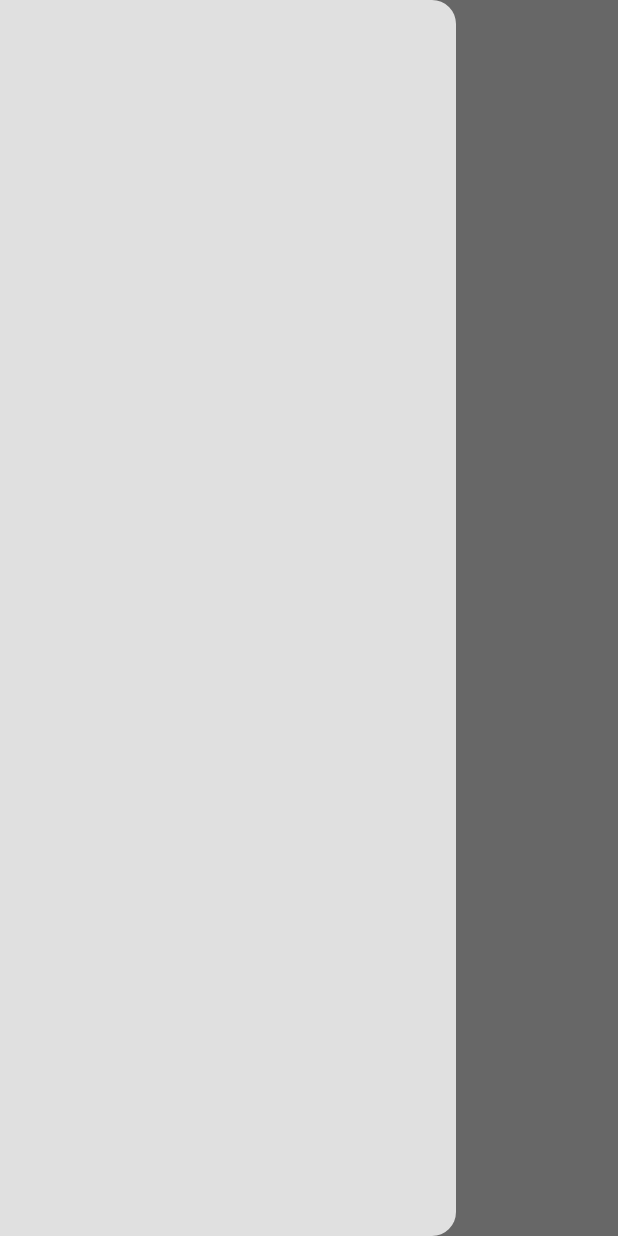
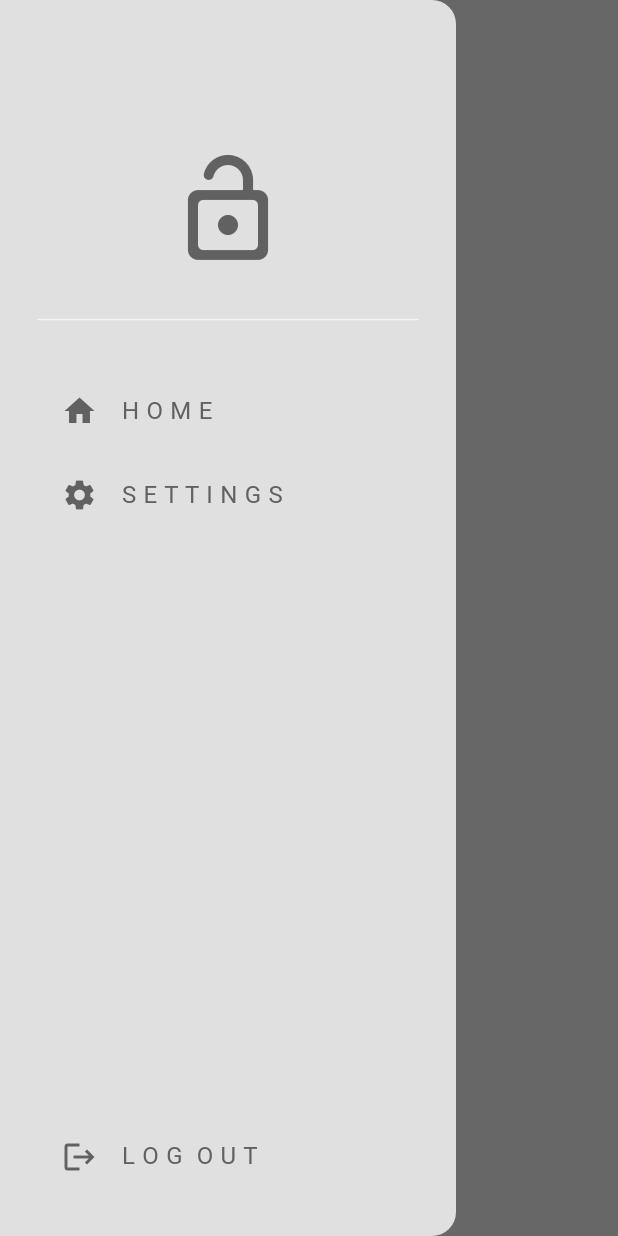
Before and after one commit to JesusKu126/delivery_app_jesus_ku_marco_velasco, a Flutter app: the HomePage screen opened directly, with the side drawer open, on a phone screen of 412 x 824 dp. Run offline on Flutter 3.47's test engine with Material 3 defaults, Android fonts, the light colour scheme and no system bars.

Commit message:
settings

```diff
--- a/lib/components/my_drawer.dart
+++ b/lib/components/my_drawer.dart
@@ -1,4 +1,5 @@
 import 'package:delivery_app_jesus_ku_marco_velasco/components/my_drawer_tile.dart';
+import 'package:delivery_app_jesus_ku_marco_velasco/components/settings_page.dart';
 import 'package:flutter/material.dart';
 
 class MyDrawer extends StatelessWidget {
@@ -32,6 +33,26 @@ class MyDrawer extends StatelessWidget {
               onTap: () {
                 Navigator.pop(context);
               }),
+
+          MyDrawerTile(
+              text: 'S E T T I N G S',
+              icon: Icons.settings,
+              onTap: () {
+                Navigator.pop(context);
+                Navigator.push(
+                    context,
+                    MaterialPageRoute(
+                        builder: (context) => const SettingsPage()));
+              }),
+
+          const Spacer(),
+
+          //logout list tile
+          MyDrawerTile(text: 'L O G  O U T', icon: Icons.logout, onTap: () {}),
+
+          const SizedBox(
+            height: 25.0,
+          )
         ],
       ),
     );
--- a/lib/pages/home_page.dart
+++ b/lib/pages/home_page.dart
@@ -1,3 +1,4 @@
+import 'package:delivery_app_jesus_ku_marco_velasco/components/my_drawer.dart';
 import 'package:flutter/material.dart';
 
 class HomePage extends StatefulWidget {
@@ -14,7 +15,7 @@ class _HomePageState extends State<HomePage> {
       appBar: AppBar(
         title: const Text("Home"),
       ),
-      drawer: Drawer(),
+      drawer: const MyDrawer(),
     );
   }
 }
```
Also changed, not shown: lib/components/settings_page.dart (added, +53 -0 lines).
